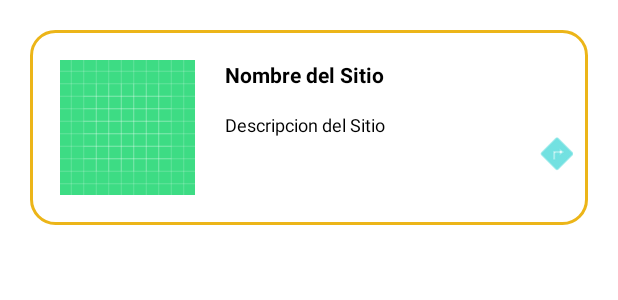
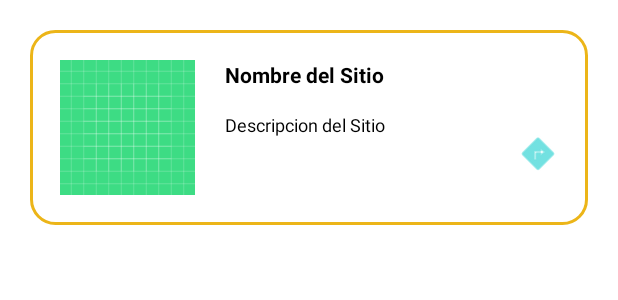
Before and after one commit to FelipeYepez/KAMPA, an Android app: the layout item_sitios_favoritos.xml on its own in the app's theme, with its tools: preview values and no code run, on a phone screen of 412 x 824 dp. Shown: the top 300 px of the screen. Run offline under Robolectric (Android 15) with nearby library versions, the phone set to English and light mode, and no system bars.

Commit message:
Botón de Direcciones ajustado

```diff
--- a/Project/app/src/main/res/layout/item_sitios_favoritos.xml
+++ b/Project/app/src/main/res/layout/item_sitios_favoritos.xml
@@ -32,7 +32,7 @@
 
     <TextView
         android:id="@+id/tvSitioDescription"
-        android:layout_width="200dp"
+        android:layout_width="175dp"
         android:layout_height="wrap_content"
         android:layout_below="@+id/tvSitioTitle"
         android:layout_alignBottom="@+id/ivFotoSitio"
```
